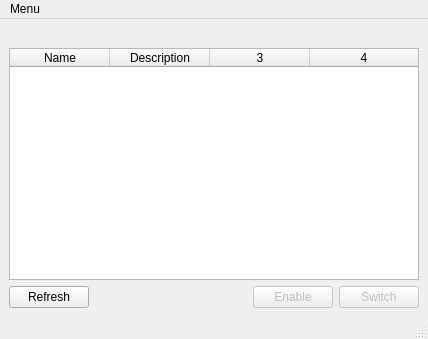
arcan1s/netctl-gui, file sources/gui/src/netctlautowindow.ui: the form before one commit.
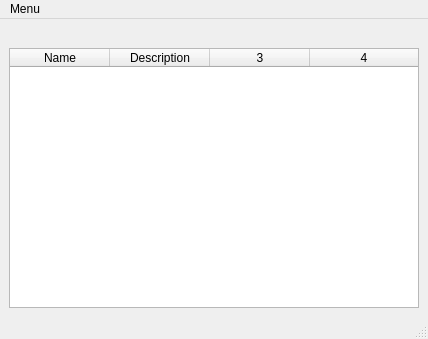
The form after the commit. Icons and pictures are not drawn.

Commit message: rewrite netctlautowindow ui

```diff
--- a/sources/gui/src/netctlautowindow.ui
+++ b/sources/gui/src/netctlautowindow.ui
@@ -62,65 +62,6 @@
       <column/>
      </widget>
     </item>
-    <item>
-     <layout class="QHBoxLayout" name="layout_buttons">
-      <item>
-       <widget class="QPushButton" name="pushButton_refresh">
-        <property name="text">
-         <string>Refresh</string>
-        </property>
-        <property name="icon">
-         <iconset theme="view-refresh">
-          <normaloff/>
-         </iconset>
-        </property>
-       </widget>
-      </item>
-      <item>
-       <spacer name="spacer_buttons">
-        <property name="orientation">
-         <enum>Qt::Horizontal</enum>
-        </property>
-        <property name="sizeHint" stdset="0">
-         <size>
-          <width>40</width>
-          <height>20</height>
-         </size>
-        </property>
-       </spacer>
-      </item>
-      <item>
-       <widget class="QPushButton" name="pushButton_enable">
-        <property name="enabled">
-         <bool>false</bool>
-        </property>
-        <property name="text">
-         <string>Enable</string>
-        </property>
-        <property name="icon">
-         <iconset theme="edit-add">
-          <normaloff/>
-         </iconset>
-        </property>
-       </widget>
-      </item>
-      <item>
-       <widget class="QPushButton" name="pushButton_switch">
-        <property name="enabled">
-         <bool>false</bool>
-        </property>
-        <property name="text">
-         <string>Switch</string>
-        </property>
-        <property name="icon">
-         <iconset theme="system-run">
-          <normaloff/>
-         </iconset>
-        </property>
-       </widget>
-      </item>
-     </layout>
-    </item>
    </layout>
   </widget>
   <widget class="QMenuBar" name="menubar">
```
Left out of the diff: 14 changed lines with no effect on the pictures. The commit also changes 3 other files.
